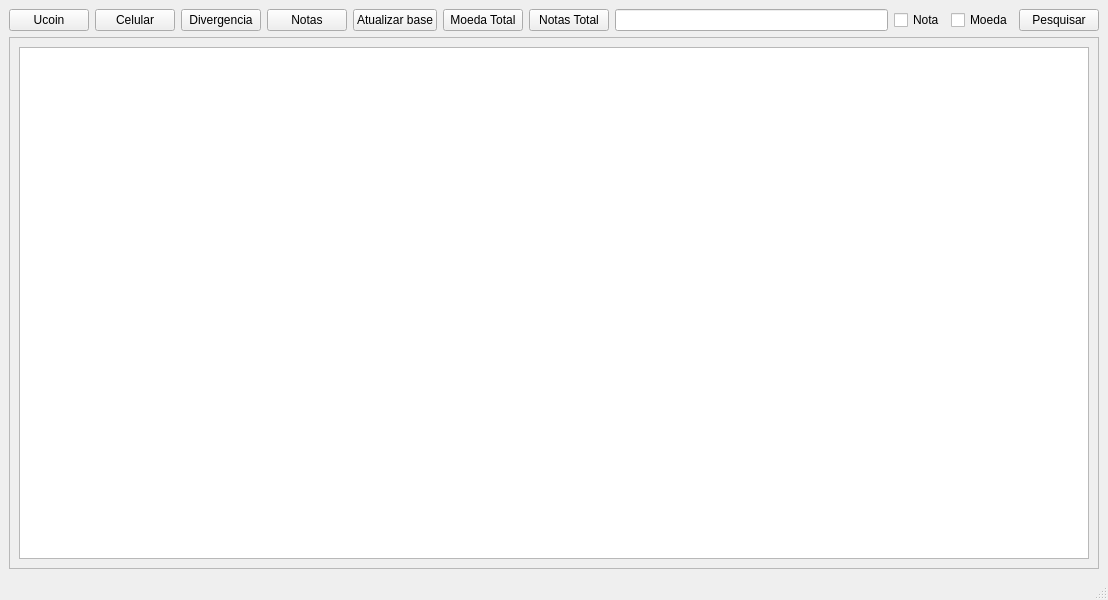
The window that design.ui (chriscoliveira/python_notas_e_moedas_colecao) describes before a commit, drawn with Qt 5.
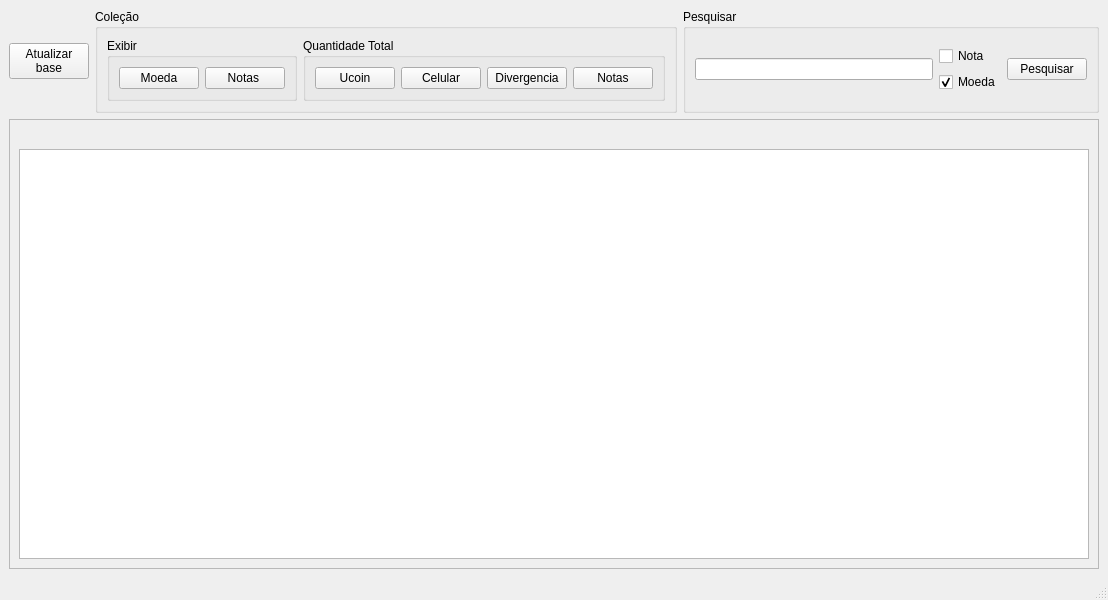
The same window after the commit.

```diff
--- a/design.ui
+++ b/design.ui
@@ -17,33 +17,105 @@
    <layout class="QGridLayout" name="gridLayout_3">
     <item row="0" column="0">
      <layout class="QGridLayout" name="gridLayout">
+      <item row="0" column="1">
+       <widget class="QGroupBox" name="groupBox">
+        <property name="title">
+         <string>Coleção</string>
+        </property>
+        <layout class="QGridLayout" name="gridLayout_4">
       <item row="0" column="0">
+          <widget class="QGroupBox" name="groupBox_4">
+           <property name="font">
+            <font>
+             <strikeout>false</strikeout>
+            </font>
+           </property>
+           <property name="title">
+            <string>Exibir</string>
+           </property>
+           <property name="flat">
+            <bool>false</bool>
+           </property>
+           <layout class="QGridLayout" name="gridLayout_7">
+            <item row="0" column="0">
+             <layout class="QHBoxLayout" name="horizontalLayout_3">
+              <item>
+               <widget class="QPushButton" name="btn_moeda">
+                <property name="text">
+                 <string>Moeda</string>
+                </property>
+               </widget>
+              </item>
+              <item>
+               <widget class="QPushButton" name="btn_nota">
+                <property name="text">
+                 <string>Notas </string>
+                </property>
+               </widget>
+              </item>
+             </layout>
+            </item>
+           </layout>
+          </widget>
+         </item>
+         <item row="0" column="2">
+          <widget class="QGroupBox" name="groupBox_3">
+           <property name="title">
+            <string>Quantidade Total</string>
+           </property>
+           <layout class="QGridLayout" name="gridLayout_6">
+            <item row="0" column="0">
+             <layout class="QHBoxLayout" name="horizontalLayout">
+              <item>
        <widget class="QPushButton" name="btn_moeda_ucoin">
         <property name="text">
          <string>Ucoin</string>
         </property>
        </widget>
       </item>
+              <item>
+               <widget class="QPushButton" name="btn_moeda_celular">
+                <property name="text">
+                 <string>Celular</string>
+                </property>
+               </widget>
+              </item>
+              <item>
+               <widget class="QPushButton" name="btn_ucoin_celular">
+                <property name="text">
+                 <string>Divergencia</string>
+                </property>
+               </widget>
+              </item>
+              <item>
+               <widget class="QPushButton" name="btn_totais_notas">
+                <property name="text">
+                 <string>Notas</string>
+                </property>
+               </widget>
+              </item>
+             </layout>
+            </item>
+           </layout>
+          </widget>
+         </item>
+        </layout>
+       </widget>
+      </item>
       <item row="0" column="5">
-       <widget class="QPushButton" name="btn_moeda">
-        <property name="text">
-         <string>Moeda Total</string>
+       <widget class="QGroupBox" name="groupBox_2">
+        <property name="title">
+         <string>Pesquisar</string>
         </property>
-       </widget>
-      </item>
-      <item row="0" column="4">
-       <widget class="QPushButton" name="btn_update">
-        <property name="text">
-         <string>Atualizar base</string>
-        </property>
-       </widget>
-      </item>
-      <item row="0" column="7">
+        <layout class="QGridLayout" name="gridLayout_5">
+         <item row="0" column="0">
        <layout class="QHBoxLayout" name="horizontalLayout_2">
         <item>
          <widget class="QLineEdit" name="lineEdit"/>
         </item>
         <item>
+            <layout class="QVBoxLayout" name="verticalLayout">
+             <item>
          <widget class="QCheckBox" name="cb_nota">
           <property name="text">
            <string>Nota</string>
@@ -55,7 +127,12 @@
           <property name="text">
            <string>Moeda</string>
           </property>
-         </widget>
+               <property name="checked">
+                <bool>true</bool>
+               </property>
+              </widget>
+             </item>
+            </layout>
         </item>
         <item>
          <widget class="QPushButton" name="btn_pesquisar">
@@ -66,31 +143,14 @@
         </item>
        </layout>
       </item>
-      <item row="0" column="3">
-       <widget class="QPushButton" name="btn_totais_notas">
-        <property name="text">
-         <string>Notas</string>
-        </property>
+        </layout>
        </widget>
       </item>
-      <item row="0" column="2">
-       <widget class="QPushButton" name="btn_ucoin_celular">
+      <item row="0" column="0">
+       <widget class="QPushButton" name="btn_update">
         <property name="text">
-         <string>Divergencia</string>
-        </property>
-       </widget>
-      </item>
-      <item row="0" column="1">
-       <widget class="QPushButton" name="btn_moeda_celular">
-        <property name="text">
-         <string>Celular</string>
-        </property>
-       </widget>
-      </item>
-      <item row="0" column="6">
-       <widget class="QPushButton" name="btn_nota">
-        <property name="text">
-         <string>Notas Total</string>
+         <string>Atualizar 
+base</string>
         </property>
        </widget>
       </item>
@@ -107,13 +167,20 @@
          <x>0</x>
          <y>0</y>
          <width>1088</width>
-         <height>520</height>
+         <height>448</height>
         </rect>
        </property>
        <layout class="QGridLayout" name="gridLayout_2">
-        <item row="0" column="0">
+        <item row="1" column="0">
          <widget class="QTableView" name="tabela"/>
         </item>
+        <item row="0" column="0">
+         <widget class="QLabel" name="lbl_tipo">
+          <property name="text">
+           <string/>
+          </property>
+         </widget>
+        </item>
        </layout>
       </widget>
      </widget>
```
Lines whose indentation alone changed are shown as unchanged.
